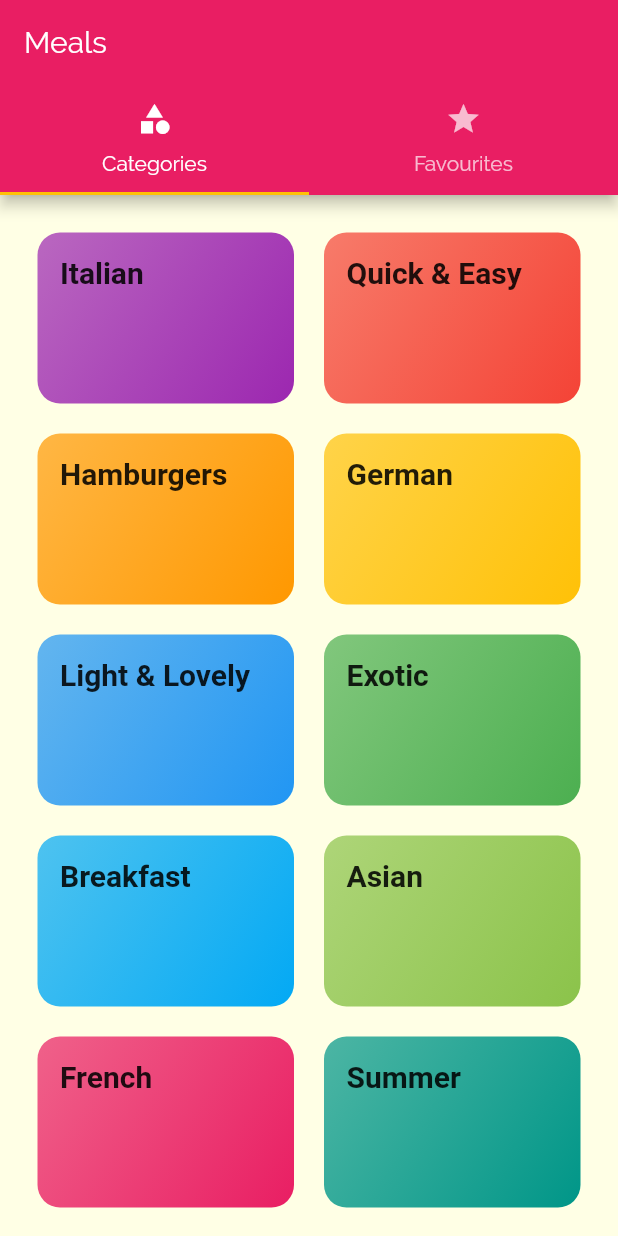
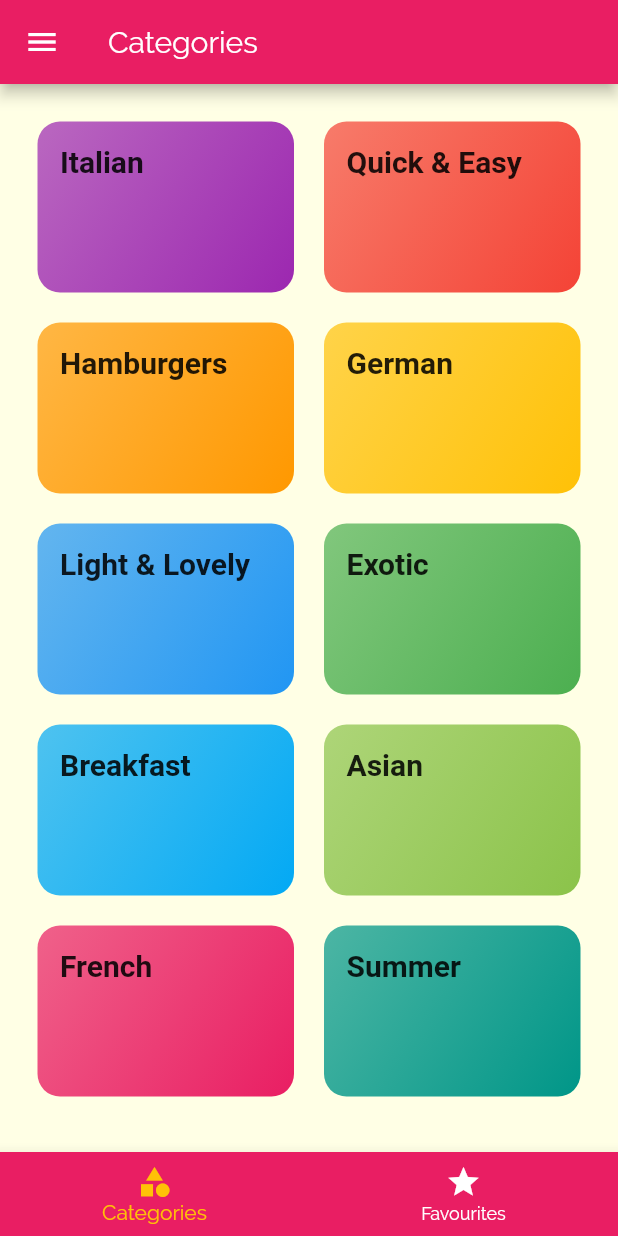
Before and after one commit to wes-gourh/FlutterMeals, a Flutter app: the screen it shows after launch, on a phone screen of 412 x 824 dp. Run offline on Flutter 3.47's test engine with Material 2 defaults, Android fonts, the phone set to English and light mode, and no system bars; Roboto replaces fonts that are missing (RobotCondensed).

```diff
--- a/lib/screens/tab_screen.dart
+++ b/lib/screens/tab_screen.dart
@@ -1,6 +1,7 @@
 import 'package:flutter/material.dart';
 
-import 'favourites_screen.dart';
+import '../widgets/main_drawer.dart';
+import './favourites_screen.dart';
 import './categories_screen.dart';
 
 class TabScreen extends StatefulWidget {
@@ -9,30 +10,46 @@ class TabScreen extends StatefulWidget {
 }
 
 class _TabScreenState extends State<TabScreen> {
+  final List<Map<String, Object>> _pages = [
+    {'page': CategoriesScreen(), 'title': 'Categories'},
+    {'page': FavouritesScreen(), 'title': 'Your Favourites'},
+  ];
+
+  int _selectedPageIndex = 0;
+
+  void _selectPage(int index) {
+    setState(() {
+      _selectedPageIndex = index;
+    });
+  }
+
   @override
   Widget build(BuildContext context) {
-    return DefaultTabController(
-      length: 2,
-      child: Scaffold(
-        appBar: AppBar(
-          title: Text('Meals'),
-          bottom: TabBar(
-            tabs: [
-              Tab(
-                icon: Icon(Icons.category),
-                text: 'Categories',
-              ),
-              Tab(
-                icon: Icon(Icons.star),
-                text: 'Favourites',
-              ),
-            ],
+    return Scaffold(
+      appBar: AppBar(
+        title: Text(_pages[_selectedPageIndex]['title']),
+      ),
+      drawer: MainDrawer(),
+      body: _pages[_selectedPageIndex]['page'],
+      bottomNavigationBar: BottomNavigationBar(
+        onTap: _selectPage,
+        unselectedItemColor: Colors.white,
+        selectedItemColor: Theme.of(context).accentColor,
+        currentIndex: _selectedPageIndex,
+        // type: BottomNavigationBarType.shifting,
+        items: [
+          BottomNavigationBarItem(
+            backgroundColor: Theme.of(context).primaryColor,
+            icon: Icon(Icons.category),
+            label: 'Categories',
           ),
-        ),
-        body: TabBarView(children: [
-          CategoriesScreen(),
-          FavouritesScreen(),
-        ]),
+          BottomNavigationBarItem(
+            backgroundColor: Theme.of(context).primaryColor,
+            icon: Icon(Icons.star),
+            label: 'Favourites',
+          ),
+        ],
+        backgroundColor: Theme.of(context).primaryColor,
       ),
     );
   }
```
